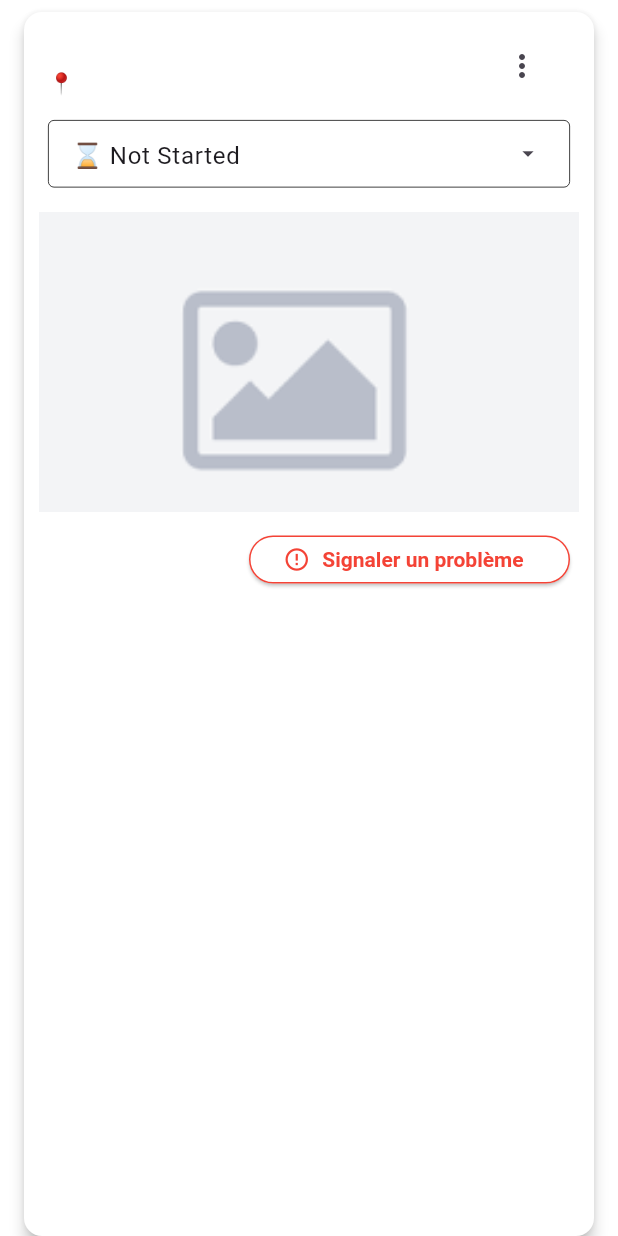
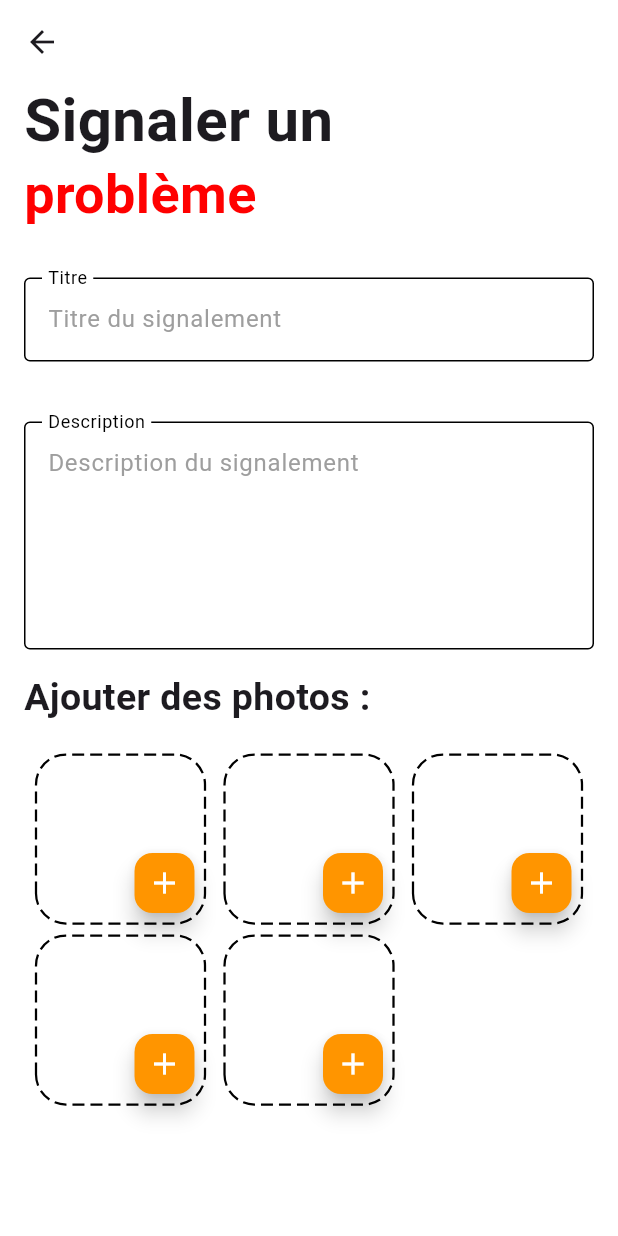
Before and after one commit to MATGILL/Chantier-Plus, a Flutter app: the ConstructionSiteOverviewCard widget shown alone on an empty page, opened directly with empty values, after a tap on "Signaler un problème", on a phone screen of 412 x 824 dp. Run offline on Flutter 3.47's test engine with Material 3 defaults, Android fonts, the light colour scheme and no system bars; drawn by our look-alikes of dotted_border; our stand-ins replace cloud_firestore, equatable, firebase_auth, firebase_core, flutter_bloc, get_it and 1 more; accounts and stored records are empty.

Commit message:
:building_construction: ADD : Selection of photo for anomaly (local not remote)

```diff
--- a/lib/common/widgets/inputs/cutom_text_form_field.dart
+++ b/lib/common/widgets/inputs/cutom_text_form_field.dart
@@ -5,13 +5,16 @@ class CustomTextFormField extends StatelessWidget {
   final String hintText;
   final TextEditingController controller;
   final bool optional;
+  final bool isLongText;
 
-  const CustomTextFormField(
-      {super.key,
-      required this.labelText,
-      required this.hintText,
-      required this.controller,
-      this.optional = false});
+  const CustomTextFormField({
+    super.key,
+    required this.labelText,
+    required this.hintText,
+    required this.controller,
+    this.optional = false,
+    this.isLongText = false,
+  });
 
   @override
   Widget build(BuildContext context) {
@@ -23,6 +26,12 @@ class CustomTextFormField extends StatelessWidget {
         }
         return null;
       },
+      maxLines: isLongText
+          ? 5
+          : 1, // Fixe la taille visible à 5 lignes pour les textes longs
+      keyboardType: isLongText ? TextInputType.multiline : TextInputType.text,
+      textInputAction:
+          isLongText ? TextInputAction.newline : TextInputAction.done,
       decoration: InputDecoration(
         labelText: labelText,
         hintText: hintText,
@@ -51,6 +60,9 @@ class CustomTextFormField extends StatelessWidget {
         ),
         floatingLabelBehavior: FloatingLabelBehavior.always,
       ),
+      // Active le défilement interne pour les textes longs
+      scrollPhysics: const BouncingScrollPhysics(),
+      scrollController: ScrollController(), // Contrôle du scrolling
     );
   }
 }
--- a/lib/features/construction_site management/domain/entities/anomaly.dart
+++ b/lib/features/construction_site management/domain/entities/anomaly.dart
@@ -18,6 +18,24 @@ class Anomaly extends Equatable {
     required this.author,
   });
 
+  Anomaly copyWith({
+    String? id,
+    String? title,
+    String? description,
+    DateTime? date,
+    List<String>? photos,
+    UserEntity? author,
+  }) {
+    return Anomaly(
+      id: id ?? this.id,
+      title: title ?? this.title,
+      description: description ?? this.description,
+      date: date ?? this.date,
+      photos: photos ?? this.photos,
+      author: author ?? this.author,
+    );
+  }
+
   @override
   List<Object?> get props => [id, title, description, date, photos, author];
 }
--- /dev/null
+++ b/lib/features/construction_site management/presentation/bloc/createAnomalyBloc/create_anomaly_bloc.dart
@@ -0,0 +1,95 @@
+import 'dart:async';
+import 'package:chantier_plus/features/auth/domain/entities/user.dart';
+import 'package:chantier_plus/features/construction_site%20management/domain/entities/anomaly.dart';
+import 'package:equatable/equatable.dart';
+import 'package:flutter_bloc/flutter_bloc.dart';
+import 'package:image_picker/image_picker.dart';
+
+part 'create_anomaly_event.dart';
+part 'create_anomaly_state.dart';
+
+class CreateAnomalyBloc extends Bloc<CreateAnomalyEvent, CreateAnomalyState> {
+  final ImagePicker _imagePicker = ImagePicker();
+  CreateAnomalyBloc()
+      : super(CreateAnomalyState(
+          anomaly: Anomaly(
+            id: '',
+            title: '',
+            description: '',
+            date: DateTime.now(),
+            photos: [],
+            author: UserEntity(),
+          ),
+        )) {
+    on<TitleChanged>(_onTitleChanged);
+
+    on<DescriptionChanged>(_descriptionChanged);
+
+    on<PhotoRemoved>(_photoRemoved);
+
+    on<PickPhotoFromCamera>(_pickPhotoFromCamera);
+
+    on<PickPhotoFromGallery>(_pickPhotoFromGallery);
+
+    ///Submit the complete form
+    on<SubmitAnomaly>(_onSubmit);
+  }
+
+  FutureOr<void> _onTitleChanged(event, emit) {
+    emit(state.copyWith(
+      anomaly: state.anomaly.copyWith(title: event.title),
+    ));
+  }
+
+  FutureOr<void> _descriptionChanged(event, emit) {
+    emit(state.copyWith(
+      anomaly: state.anomaly.copyWith(description: event.description),
+    ));
+  }
+
+  FutureOr<void> _photoRemoved(event, emit) {
+    final updatedPhotos = List<XFile>.from(state.selectedPhotos)
+      ..removeWhere((remove) => remove.path == event.photo);
+    emit(state.copyWith(
+      selectedPhotos: updatedPhotos,
+    ));
+  }
+
+  FutureOr<void> _pickPhotoFromCamera(event, emit) async {
+    try {
+      final returnedImage =
+          await _imagePicker.pickImage(source: ImageSource.camera);
+      if (returnedImage != null) {
+        emit(state.copyWith(
+            selectedPhotos: [...state.selectedPhotos, returnedImage]));
+      }
+    } catch (e) {
+      print("error loading photos");
+    }
+  }
+
+  FutureOr<void> _pickPhotoFromGallery(event, emit) async {
+    try {
+      final returnedImage =
+          await _imagePicker.pickImage(source: ImageSource.gallery);
+      if (returnedImage != null) {
+        emit(state.copyWith(
+            selectedPhotos: [...state.selectedPhotos, returnedImage]));
+      }
+    } catch (e) {
+      print("error loading photos");
+    }
+  }
+
+  FutureOr<void> _onSubmit(event, emit) async {
+    emit(state.copyWith(isSubmitting: true));
+    try {
+      // Appel Firebase ou autre service pour enregistrer l'anomalie
+      //TODO
+      await Future.delayed(const Duration(seconds: 2)); // Placeholder
+      emit(state.copyWith(isSubmitting: false, isSuccess: true));
+    } catch (_) {
+      emit(state.copyWith(isSubmitting: false, isError: true));
+    }
+  }
+}
--- /dev/null
+++ b/lib/features/construction_site management/presentation/bloc/createAnomalyBloc/create_anomaly_event.dart
@@ -0,0 +1,41 @@
+part of 'create_anomaly_bloc.dart';
+
+abstract class CreateAnomalyEvent extends Equatable {
+  const CreateAnomalyEvent();
+
+  @override
+  List<Object?> get props => [];
+}
+
+class TitleChanged extends CreateAnomalyEvent {
+  final String title;
+
+  const TitleChanged(this.title);
+
+  @override
+  List<Object?> get props => [title];
+}
+
+class DescriptionChanged extends CreateAnomalyEvent {
+  final String description;
+
+  const DescriptionChanged(this.description);
+
+  @override
+  List<Object?> get props => [description];
+}
+
+class PhotoRemoved extends CreateAnomalyEvent {
+  final String photo;
+
+  const PhotoRemoved(this.photo);
+
+  @override
+  List<Object?> get props => [photo];
+}
+
+class PickPhotoFromCamera extends CreateAnomalyEvent {}
+
+class PickPhotoFromGallery extends CreateAnomalyEvent {}
+
+class SubmitAnomaly extends CreateAnomalyEvent {}
--- /dev/null
+++ b/lib/features/construction_site management/presentation/bloc/createAnomalyBloc/create_anomaly_state.dart
@@ -0,0 +1,35 @@
+part of 'create_anomaly_bloc.dart';
+
+class CreateAnomalyState extends Equatable {
+  final Anomaly anomaly;
+  final bool isSubmitting;
+  final bool isSuccess;
+  final List<XFile> selectedPhotos;
+  final bool isError;
+
+  const CreateAnomalyState(
+      {required this.anomaly,
+      this.isSubmitting = false,
+      this.isSuccess = false,
+      this.isError = false,
+      this.selectedPhotos = const []});
+
+  CreateAnomalyState copyWith(
+      {Anomaly? anomaly,
+      bool? isSubmitting,
+      bool? isSuccess,
+      bool? isError,
+      List<XFile>? selectedPhotos}) {
+    return CreateAnomalyState(
+      anomaly: anomaly ?? this.anomaly,
+      isSubmitting: isSubmitting ?? this.isSubmitting,
+      isSuccess: isSuccess ?? this.isSuccess,
+      selectedPhotos: selectedPhotos ?? this.selectedPhotos,
+      isError: isError ?? this.isError,
+    );
+  }
+
+  @override
+  List<Object?> get props =>
+      [anomaly, isSubmitting, isSuccess, selectedPhotos, isError];
+}
--- /dev/null
+++ b/lib/features/construction_site management/presentation/pages/create_anomaly_screen.dart
@@ -0,0 +1,262 @@
+import 'dart:io';
+
+import 'package:chantier_plus/common/widgets/inputs/cutom_text_form_field.dart';
+import 'package:chantier_plus/common/widgets/simple_app_bar.dart';
+import 'package:chantier_plus/core/configs/theme/app_colors.dart';
+import 'package:chantier_plus/features/construction_site%20management/presentation/bloc/createAnomalyBloc/create_anomaly_bloc.dart';
+import 'package:dotted_border/dotted_border.dart';
+import 'package:flutter/material.dart';
+import 'package:flutter_bloc/flutter_bloc.dart';
+
+class CreateAnomalyScreen extends StatelessWidget {
+  const CreateAnomalyScreen({super.key});
+
+  @override
+  Widget build(BuildContext context) {
+    return BlocProvider(
+      create: (_) => CreateAnomalyBloc(),
+      child: CreateAnomalyPage(),
+    );
+  }
+}
+
+class CreateAnomalyPage extends StatelessWidget {
+  const CreateAnomalyPage({super.key});
+
+  @override
+  Widget build(BuildContext context) {
+    return Scaffold(
+        appBar: const SimpleAppBar(),
+        body: BlocBuilder<CreateAnomalyBloc, CreateAnomalyState>(
+            builder: (context, state) {
+          return ListView(
+            shrinkWrap: true,
+            children: [
+              //TITLE
+              const _TitleWidget(),
+              //Inputs
+              Padding(
+                padding: const EdgeInsets.only(top: 30.0, left: 16, right: 16),
+                child: Form(
+                    child: Column(
+                  children: [
+                    Padding(
+                      padding: const EdgeInsets.only(bottom: 40.0),
+                      child: CustomTextFormField(
+                          labelText: "Titre",
+                          hintText: "Titre du signalement",
+                          controller: TextEditingController()),
+                    ),
+                    CustomTextFormField(
+                      labelText: "Description",
+                      hintText: "Description du signalement",
+                      controller: TextEditingController(),
+                      isLongText: true,
+                    )
+                  ],
+                )),
+              ),
+              //TITLE PHOTO SECTION
+              const Padding(
+                padding: EdgeInsets.only(left: 16.0, right: 16.0, top: 16),
+                child: Text(
+                  "Ajouter des photos :",
+                  style: TextStyle(
+                    fontWeight: FontWeight.bold,
+                    fontSize: 25,
+                    height: 1.2,
+                  ),
+                ),
+              ),
+              //PHOTO SELECTION GRID
+              Padding(
+                padding:
+                    const EdgeInsets.symmetric(horizontal: 16.0, vertical: 16),
+                child: GridView.builder(
+                  shrinkWrap: true,
+                  padding: const EdgeInsets.all(8.0),
+                  gridDelegate: const SliverGridDelegateWithFixedCrossAxisCount(
+                    crossAxisCount: 3,
+                    crossAxisSpacing: 13.0,
+                    mainAxisSpacing: 8.0,
+                  ),
+                  itemCount: 5, // Nombre de cartes
+                  itemBuilder: (context, index) {
+                    return PhotoCard(
+                      photoUrl: index < state.selectedPhotos.length
+                          ? state.selectedPhotos[index].path
+                          : null,
+                      onAddPhoto: () {
+                        showModalBottomSheet(
+                          context: context,
+                          shape: const RoundedRectangleBorder(
+                            borderRadius:
+                                BorderRadius.vertical(top: Radius.circular(16)),
+                          ),
+                          builder: (innerContext) => PhotoPickerOptions(
+                            onCameraSelected: () {
+                              context
+                                  .read<CreateAnomalyBloc>()
+                                  .add(PickPhotoFromCamera());
+                            },
+                            onGallerySelected: () {
+                              context
+                                  .read<CreateAnomalyBloc>()
+                                  .add(PickPhotoFromGallery());
+                            },
+                          ),
+                        );
+                      },
+                      onRemovePhoto: () {
+                        context.read<CreateAnomalyBloc>().add(
+                            PhotoRemoved(state.selectedPhotos[index].path));
+                      },
+                    );
+                  },
+                ),
+              )
+            ],
+          );
+        }));
+  }
+}
+
+class _TitleWidget extends StatelessWidget {
+  const _TitleWidget();
+
+  @override
+  Widget build(BuildContext context) {
+    return const Padding(
+      padding: EdgeInsets.symmetric(horizontal: 16.0),
+      child: Text.rich(
+        TextSpan(
+          children: [
+            TextSpan(
+              text: 'Signaler un\n',
+              style: TextStyle(
+                fontWeight: FontWeight.bold,
+                fontSize: 40,
+                height: 1.2, // Meilleure lisibilité
+              ),
+            ),
+            TextSpan(
+              text: 'problème',
+              style: TextStyle(
+                fontWeight: FontWeight.bold,
+                fontSize: 36,
+                color: AppColors.error,
+              ),
+            ),
+          ],
+        ),
+        textAlign: TextAlign.start,
+      ),
+    );
+  }
+}
+
+class PhotoCard extends StatelessWidget {
+  final String? photoUrl;
+  final VoidCallback onAddPhoto;
+  final VoidCallback onRemovePhoto;
+
+  const PhotoCard({
+    super.key,
+    this.photoUrl,
+    required this.onAddPhoto,
+    required this.onRemovePhoto,
+  });
+
+  @override
+  Widget build(BuildContext context) {
+    final child = Stack(
+      children: [
+        // Affichage de l'image si elle est définie
+        if (photoUrl != null)
+          Positioned.fill(
+            child: Image.file(
+              File(
+                photoUrl!,
+              ),
+              fit: BoxFit.cover,
+            ),
+          ),
+
+        // Bouton "+" ou "×"
+        Positioned(
+          bottom: 1.0,
+          right: 1.0,
+          child: FloatingActionButton(
+            onPressed: photoUrl == null ? onAddPhoto : onRemovePhoto,
+            backgroundColor:
+                photoUrl == null ? AppColors.primary : Colors.grey[700],
+            mini: true,
+            child: Icon(
+              photoUrl == null ? Icons.add : Icons.close,
+              color: Colors.white,
+            ),
+          ),
+        ),
+      ],
+    );
+
+    return photoUrl == null
+        ? DottedBorder(
+            borderType: BorderType.RRect,
+            radius: const Radius.circular(20),
+            dashPattern: const [8, 4],
+            strokeWidth: 1.5,
+            child: child,
+          )
+        : ClipRRect(
+            borderRadius: BorderRadius.circular(20),
+            child: child,
+          );
+  }
+}
+
+class PhotoPickerOptions extends StatelessWidget {
+  final VoidCallback onCameraSelected;
+  final VoidCallback onGallerySelected;
+
+  const PhotoPickerOptions({
+    Key? key,
+    required this.onCameraSelected,
+    required this.onGallerySelected,
+  }) : super(key: key);
+
+  @override
+  Widget build(BuildContext context) {
+    return Container(
+      padding: const EdgeInsets.all(16),
+      decoration: const BoxDecoration(
+        color: Colors.white,
+        borderRadius: BorderRadius.vertical(top: Radius.circular(16)),
+      ),
+      child: Column(
+        mainAxisSize: MainAxisSize.min,
+        children: [
+          const Text(
+            'Choisissez une option',
+            style: TextStyle(fontSize: 18, fontWeight: FontWeight.bold),
+          ),
+          const SizedBox(height: 16),
+          Row(
+            mainAxisAlignment: MainAxisAlignment.spaceEvenly,
+            children: [
+              IconButton(
+                icon: const Icon(Icons.camera_alt, size: 36),
+                onPressed: onCameraSelected,
+              ),
+              IconButton(
+                icon: const Icon(Icons.photo_library, size: 36),
+                onPressed: onGallerySelected,
+              ),
+            ],
+          ),
+          const SizedBox(height: 16),
+        ],
+      ),
+    );
+  }
+}
--- a/lib/features/construction_site management/presentation/widgets/construction_site_overview_card.dart
+++ b/lib/features/construction_site management/presentation/widgets/construction_site_overview_card.dart
@@ -2,6 +2,7 @@ import 'package:chantier_plus/core/configs/theme/app_colors.dart';
 import 'package:chantier_plus/features/construction_site%20management/domain/entities/construction_site.dart';
 import 'package:chantier_plus/features/construction_site%20management/domain/entities/status.dart';
 import 'package:chantier_plus/features/construction_site%20management/presentation/bloc/construction_iste_bloc/construction_site_bloc.dart';
+import 'package:chantier_plus/features/construction_site%20management/presentation/pages/create_anomaly_screen.dart';
 import 'package:flutter/material.dart';
 import 'package:flutter_bloc/flutter_bloc.dart';
 
@@ -140,7 +141,11 @@ class _ConstructionSiteOverviewCardState
   }
 
   void reportProblem() {
-    //TODO : implemenet reportProblem
-    throw UnimplementedError();
+    Navigator.push(
+      context,
+      MaterialPageRoute(
+        builder: (context) => CreateAnomalyScreen(),
+      ),
+    );
   }
 }
--- a/lib/main.dart
+++ b/lib/main.dart
@@ -3,6 +3,7 @@ import 'package:chantier_plus/features/auth/presentation/bloc/authentication_blo
 import 'package:chantier_plus/features/auth/presentation/page/auth_gate.dart';
 import 'package:chantier_plus/firebase_options.dart';
 import 'package:chantier_plus/core/service_locator.dart';
+import 'package:cloud_firestore/cloud_firestore.dart';
 import 'package:firebase_core/firebase_core.dart';
 import 'package:flutter/material.dart';
 import 'package:flutter_bloc/flutter_bloc.dart';
@@ -11,6 +12,9 @@ Future<void> main() async {
   WidgetsFlutterBinding.ensureInitialized();
   await Firebase.initializeApp(
     options: DefaultFirebaseOptions.currentPlatform,
+  );
+  FirebaseFirestore.instance.settings = const Settings(
+    persistenceEnabled: false, // Désactive le cache local
   );
   initializeDependencies();
 
--- a/pubspec.yaml
+++ b/pubspec.yaml
@@ -8,6 +8,7 @@ environment:
 
 dependencies:
   cloud_firestore: ^5.5.0
+  dotted_border: ^2.1.0
   equatable: ^2.0.5
   firebase_auth: ^5.3.1
   firebase_core: ^3.6.0
@@ -15,6 +16,7 @@ dependencies:
     sdk: flutter
   flutter_bloc: ^8.1.6
   get_it: ^8.0.2
+  image_picker: ^1.1.2
 
 dev_dependencies:
   flutter_test:
```
Also changed, not shown: pubspec.lock, 6 other files.
